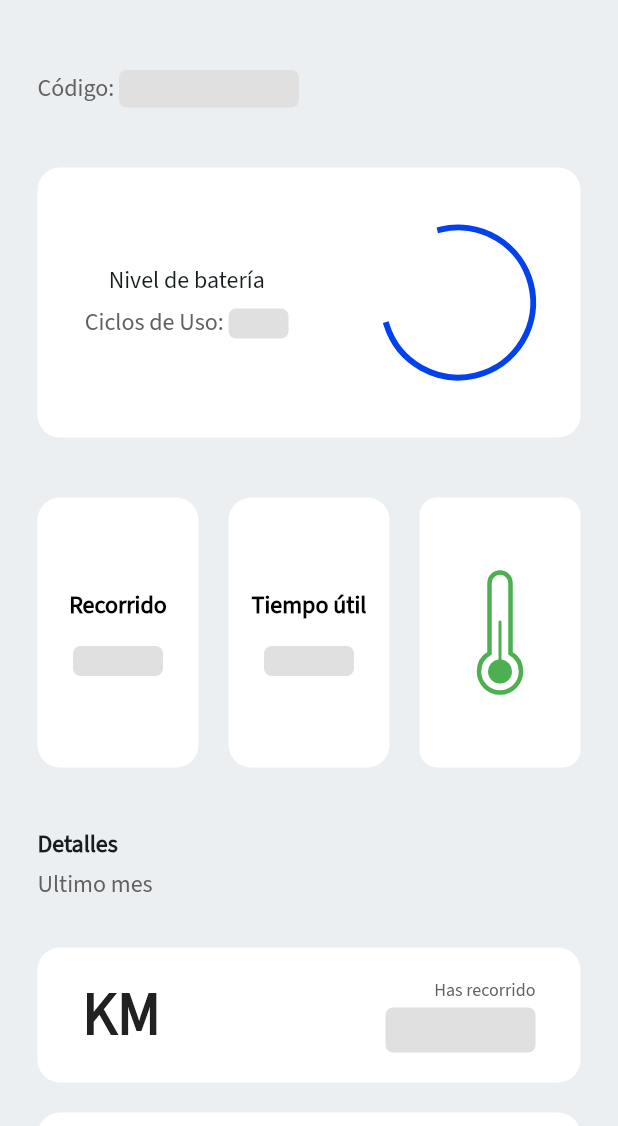
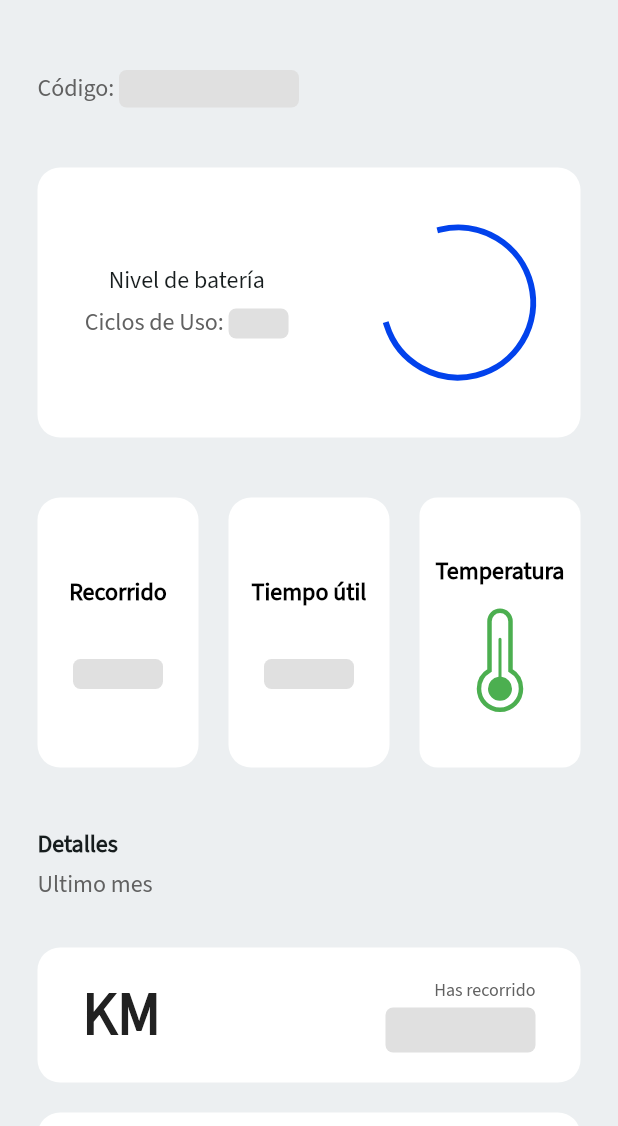
Before and after one commit to alemarquina/zuap_mobile_app, a Flutter app: the BatteryDetailsScreen screen opened by its route, on a phone screen of 412 x 824 dp, the part 110-1236 px from its top. Run offline on Flutter 3.47's test engine with Material 3 defaults, Android fonts, the phone set to English and light mode, and no system bars; our stand-ins replace equatable, flutter_bloc, get_it, google_maps_flutter.

Commit message:
refactor(battery): Se añade titulo de (Termómetro) para widget _ThermometerPainter()

```diff
--- a/lib/features/battery/presentation/battery_details_screen.dart
+++ b/lib/features/battery/presentation/battery_details_screen.dart
@@ -145,6 +145,13 @@ class BatteryDetailsScreen extends StatelessWidget {
                             child: Column(
                               mainAxisAlignment: MainAxisAlignment.center,
                               children: [
+                                Text(
+                                  'Temperatura',
+                                  style: const TextStyle(
+                                    color: Colors.black,
+                                    fontWeight: FontWeight.w900,
+                                  ),
+                                ),
                                 CustomPaint(
                                   size: const Size(40, 80),
                                   painter: _ThermometerPainter(),
@@ -216,13 +223,14 @@ class BatteryDetailsScreen extends StatelessWidget {
   Widget _buildInfoBox(String title, String? value) {
     return Expanded(
       child: Container(
+        padding: EdgeInsets.symmetric(vertical: 20),
         height: double.infinity,
         decoration: BoxDecoration(
           color: Colors.white,
           borderRadius: BorderRadius.circular(15),
         ),
         child: Column(
-          mainAxisAlignment: MainAxisAlignment.center,
+          mainAxisAlignment: MainAxisAlignment.spaceEvenly,
           children: [
             Text(
               title,
@@ -231,7 +239,6 @@ class BatteryDetailsScreen extends StatelessWidget {
                 fontWeight: FontWeight.w900,
               ),
             ),
-            const SizedBox(height: 15),
             _DataOrSkeleton(
               isLoading: value == null,
               width: 60,
@@ -403,7 +410,7 @@ class _ThermometerPainter extends CustomPainter {
 
     final stemRect = Rect.fromLTWH(
       centerX - stemWidth / 2,
-      0,
+      14,
       stemWidth,
       stemHeight,
     );
```
